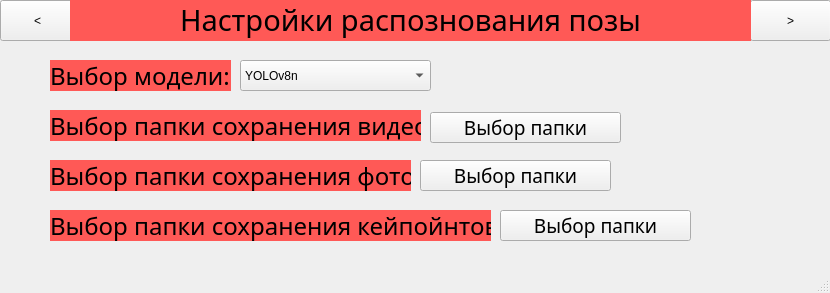
Before: the Qt Designer form ui files/settings.ui in MilkaDVP/video-emotion-recognition, drawn with Qt 5.
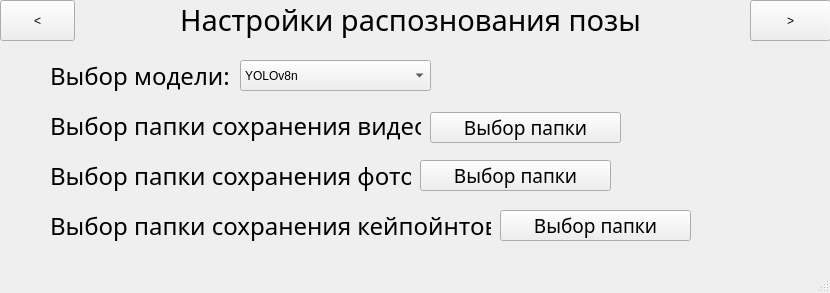
After: the same form once the commit is applied. Icons and pictures are not drawn.

Commit message: images and update settings ui

```diff
--- a/ui files/settings.ui
+++ b/ui files/settings.ui
@@ -62,7 +62,7 @@
      </font>
     </property>
     <property name="styleSheet">
-     <string notr="true">background-color: #FF5956;</string>
+     <string notr="true"/>
     </property>
     <property name="text">
      <string>&lt;html&gt;&lt;head/&gt;&lt;body&gt;&lt;p align=&quot;center&quot;&gt;Настройки распознования позы&lt;/p&gt;&lt;/body&gt;&lt;/html&gt;</string>
@@ -84,7 +84,7 @@
      </font>
     </property>
     <property name="styleSheet">
-     <string notr="true">background-color: #FF5956;</string>
+     <string notr="true"/>
     </property>
     <property name="text">
      <string>Выбор модели:</string>
@@ -168,7 +168,7 @@
      </font>
     </property>
     <property name="styleSheet">
-     <string notr="true">background-color: #FF5956;</string>
+     <string notr="true"/>
     </property>
     <property name="text">
      <string>Выбор папки сохранения видео:</string>
@@ -241,7 +241,7 @@
      </font>
     </property>
     <property name="styleSheet">
-     <string notr="true">background-color: #FF5956;</string>
+     <string notr="true"/>
     </property>
     <property name="text">
      <string>Выбор папки сохранения фото:</string>
@@ -301,7 +301,7 @@
      </font>
     </property>
     <property name="styleSheet">
-     <string notr="true">background-color: #FF5956;</string>
+     <string notr="true"/>
     </property>
     <property name="text">
      <string>Выбор папки сохранения кейпойнтов:</string>
```
Left out of the diff: 8 changed lines with no effect on the pictures. The commit also changes 2 other files.
